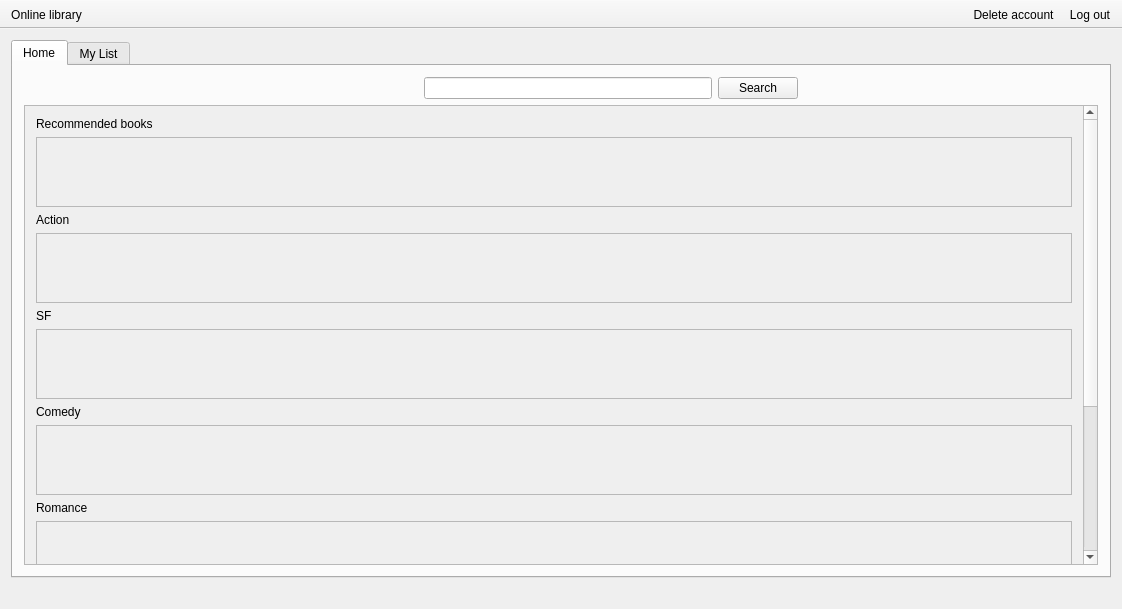
Old version of the form OnLib/OnLib/MainWindow.ui in the repository Andrew-Gh21/OnLib.
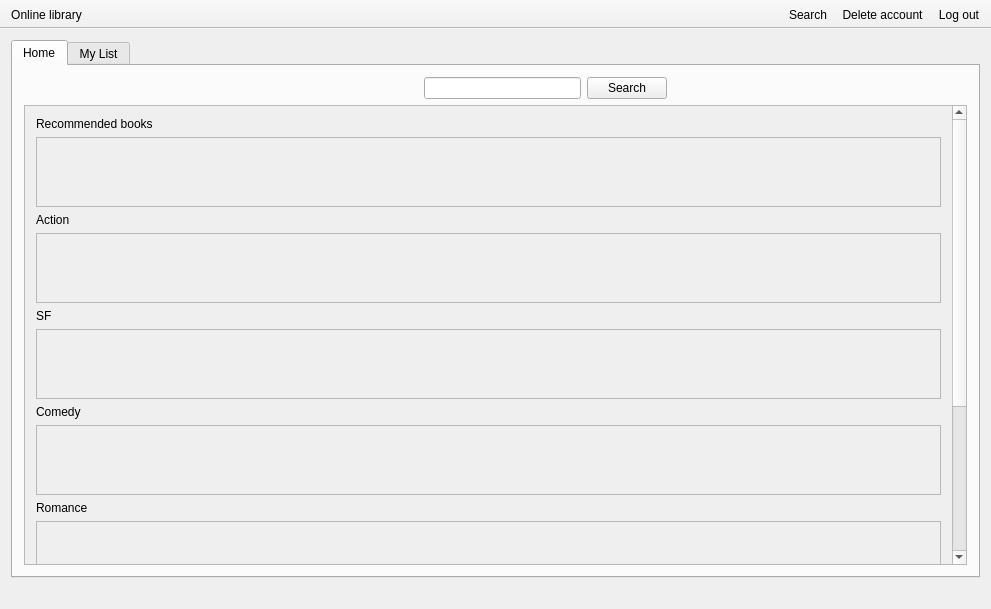
New version of the form. Icons and pictures are not drawn.

Commit message:
Added search icon
Added to menu bar an icon for search, if you click it the search box will appear.

Patch:
```diff
--- a/OnLib/OnLib/MainWindow.ui
+++ b/OnLib/OnLib/MainWindow.ui
@@ -6,7 +6,7 @@
    <rect>
     <x>0</x>
     <y>0</y>
-    <width>1122</width>
+    <width>991</width>
     <height>609</height>
    </rect>
   </property>
@@ -90,7 +90,7 @@
               <rect>
                <x>0</x>
                <y>0</y>
-               <width>1046</width>
+               <width>915</width>
                <height>822</height>
               </rect>
              </property>
@@ -141,7 +141,7 @@
                     <rect>
                      <x>0</x>
                      <y>0</y>
-                     <width>1020</width>
+                     <width>889</width>
                      <height>83</height>
                     </rect>
                    </property>
@@ -189,7 +189,7 @@
                     <rect>
                      <x>0</x>
                      <y>0</y>
-                     <width>1020</width>
+                     <width>889</width>
                      <height>83</height>
                     </rect>
                    </property>
@@ -222,7 +222,7 @@
                     <rect>
                      <x>0</x>
                      <y>0</y>
-                     <width>1020</width>
+                     <width>889</width>
                      <height>83</height>
                     </rect>
                    </property>
@@ -252,7 +252,7 @@
                     <rect>
                      <x>0</x>
                      <y>0</y>
-                     <width>1020</width>
+                     <width>889</width>
                      <height>83</height>
                     </rect>
                    </property>
@@ -282,7 +282,7 @@
                     <rect>
                      <x>0</x>
                      <y>0</y>
-                     <width>1020</width>
+                     <width>889</width>
                      <height>83</height>
                     </rect>
                    </property>
@@ -469,6 +469,9 @@
    <property name="movable">
     <bool>false</bool>
    </property>
+   <property name="toolButtonStyle">
+    <enum>Qt::ToolButtonFollowStyle</enum>
+   </property>
    <attribute name="toolBarArea">
     <enum>TopToolBarArea</enum>
    </attribute>
@@ -477,6 +480,7 @@
    </attribute>
    <addaction name="actionLogOut"/>
    <addaction name="actionDeleteAccount"/>
+   <addaction name="actionSearchIcon"/>
   </widget>
   <action name="actionLibraryIcon">
    <property name="icon">
@@ -500,6 +504,18 @@
     <string>Delete account</string>
    </property>
   </action>
+  <action name="actionSearchIcon">
+   <property name="icon">
+    <iconset>
+     <normaloff>../search.png</normaloff>../search.png</iconset>
+   </property>
+   <property name="text">
+    <string>Search</string>
+   </property>
+   <property name="toolTip">
+    <string>QAction</string>
+   </property>
+  </action>
  </widget>
  <layoutdefault spacing="6" margin="11"/>
  <resources/>
```
Left out of the diff: 4 changed lines with no effect on the pictures. The commit also changes 4 other files.
